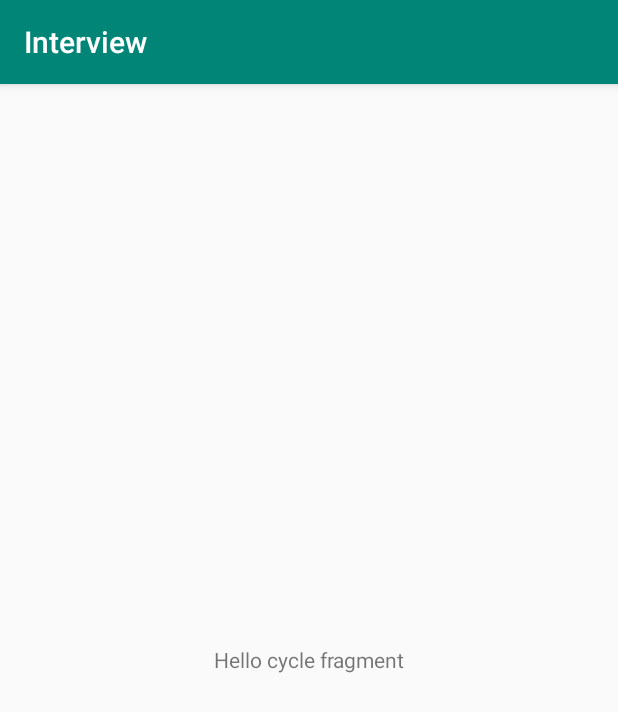
After one commit to JustSenoko/Interview, an Android app: the CycleActivity screen opened directly, with no data from a screen before it, on a phone screen of 412 x 824 dp. The commit adds this screen. Shown: the top 712 px of the screen. Run offline under Robolectric (Android 15) with nearby library versions, the phone set to English and light mode, and no system bars.

Commit message:
lesson4 task1

```diff
--- a/app/build.gradle
+++ b/app/build.gradle
@@ -23,6 +23,7 @@ dependencies {
     implementation fileTree(dir: 'libs', include: ['*.jar'])
     implementation 'androidx.appcompat:appcompat:1.1.0'
     implementation 'androidx.constraintlayout:constraintlayout:1.1.3'
+    implementation 'androidx.legacy:legacy-support-v4:1.0.0'
     testImplementation 'junit:junit:4.12'
     androidTestImplementation('com.android.support.test.espresso:espresso-core:2.2.2', {
         exclude group: 'com.android.support', module: 'support-annotations'
--- /dev/null
+++ b/app/src/main/java/com/blueroofstudio/interview/lesson4/task1/CycleActivity.java
@@ -0,0 +1,70 @@
+package com.blueroofstudio.interview.lesson4.task1;
+
+import android.os.Bundle;
+import android.widget.Toast;
+
+import androidx.appcompat.app.AppCompatActivity;
+
+import com.blueroofstudio.interview.R;
+
+public class CycleActivity extends AppCompatActivity {
+
+    @Override
+    protected void onCreate(Bundle savedInstanceState) {
+        super.onCreate(savedInstanceState);
+        setContentView(R.layout.activity_cycle);
+        showMessage("onCreate");
+    }
+
+    @Override
+    protected void onStart() {
+        super.onStart();
+        showMessage("onStart()");
+    }
+
+    @Override
+    protected void onRestoreInstanceState(Bundle saveInstanceState){
+        super.onRestoreInstanceState(saveInstanceState);
+        showMessage("onRestoreInstanceState()");
+    }
+
+    @Override
+    protected void onResume() {
+        super.onResume();
+        showMessage("onResume()");
+    }
+
+    @Override
+    protected void onPause() {
+        super.onPause();
+        showMessage("onPause()");
+    }
+
+    @Override
+    protected void onSaveInstanceState(Bundle saveInstanceState){
+        super.onSaveInstanceState(saveInstanceState);
+        showMessage("onSaveInstanceState()");
+    }
+
+    @Override
+    protected void onStop() {
+        super.onStop();
+        showMessage("onStop()");
+    }
+
+    @Override
+    protected void onRestart() {
+        super.onRestart();
+        showMessage("onRestart()");
+    }
+
+    @Override
+    protected void onDestroy() {
+        super.onDestroy();
+        showMessage("onDestroy()");
+    }
+
+    private void showMessage(String message) {
+        Toast.makeText(this, "Activity " + message, Toast.LENGTH_SHORT).show();
+    }
+}
--- /dev/null
+++ b/app/src/main/java/com/blueroofstudio/interview/lesson4/task1/CycleFragment.java
@@ -0,0 +1,89 @@
+package com.blueroofstudio.interview.lesson4.task1;
+
+import android.content.Context;
+import android.os.Bundle;
+
+import androidx.annotation.Nullable;
+import androidx.fragment.app.Fragment;
+
+import android.view.LayoutInflater;
+import android.view.View;
+import android.view.ViewGroup;
+import android.widget.Toast;
+
+import com.blueroofstudio.interview.R;
+
+public class CycleFragment extends Fragment {
+
+    @Override
+    public void onCreate(@Nullable Bundle savedInstanceState) {
+        super.onCreate(savedInstanceState);
+        showMessage("onCreate");
+    }
+
+    @Override
+    public View onCreateView(LayoutInflater inflater, ViewGroup container,
+                             Bundle savedInstanceState) {
+        showMessage("onCreateView");
+        // Inflate the layout for this fragment
+        return inflater.inflate(R.layout.fragment_cycle, container, false);
+    }
+
+    @Override
+    public void onAttach(Context context) {
+        super.onAttach(context);
+        showMessage("onAttach");
+    }
+
+    @Override
+    public void onDetach() {
+        super.onDetach();
+        showMessage("onDetach");
+    }
+
+    @Override
+    public void onActivityCreated(@Nullable Bundle savedInstanceState) {
+        super.onActivityCreated(savedInstanceState);
+        showMessage("onActivityCreated");
+    }
+
+    @Override
+    public void onStart() {
+        super.onStart();
+        showMessage("onStart");
+    }
+
+    @Override
+    public void onResume() {
+        super.onResume();
+        showMessage("onResume");
+    }
+
+    @Override
+    public void onPause() {
+        super.onPause();
+        showMessage("onPause");
+    }
+
+    @Override
+    public void onStop() {
+        super.onStop();
+        showMessage("onStop");
+    }
+
+    @Override
+    public void onDestroyView() {
+        super.onDestroyView();
+        showMessage("onDestroyView");
+    }
+
+    @Override
+    public void onDestroy() {
+        super.onDestroy();
+        showMessage("onDestroy");
+    }
+
+    private void showMessage(String message) {
+        Toast.makeText(getContext(), "Fragment " + message, Toast.LENGTH_SHORT).show();
+    }
+}
--- /dev/null
+++ b/app/src/main/res/layout/activity_cycle.xml
@@ -0,0 +1,13 @@
+<?xml version="1.0" encoding="utf-8"?>
+<FrameLayout xmlns:android="http://schemas.android.com/apk/res/android"
+    xmlns:tools="http://schemas.android.com/tools"
+    android:layout_width="match_parent"
+    android:layout_height="match_parent"
+    tools:context=".lesson4.task1.CycleActivity">
+
+    <fragment
+        android:id="@+id/fragment"
+        android:name="com.blueroofstudio.interview.lesson4.task1.CycleFragment"
+        android:layout_width="match_parent"
+        android:layout_height="match_parent" />
+</FrameLayout>
--- /dev/null
+++ b/app/src/main/res/layout/fragment_cycle.xml
@@ -0,0 +1,14 @@
+<?xml version="1.0" encoding="utf-8"?>
+<FrameLayout xmlns:android="http://schemas.android.com/apk/res/android"
+    xmlns:tools="http://schemas.android.com/tools"
+    android:layout_width="match_parent"
+    android:layout_height="match_parent"
+    tools:context=".lesson4.task1.CycleFragment">
+
+    <TextView
+        android:layout_width="match_parent"
+        android:layout_height="match_parent"
+        android:gravity="center"
+        android:text="@string/cycle_fragment" />
+
+</FrameLayout>
--- a/app/src/main/res/values/strings.xml
+++ b/app/src/main/res/values/strings.xml
@@ -3,4 +3,6 @@
     <string name="kmh">км/ч</string>
     <string name="ms">м/с</string>
     <string name="to_ms">в м/с</string>
+
+    <string name="cycle_fragment">Hello cycle fragment</string>
 </resources>
```
Also changed, not shown: app/src/main/AndroidManifest.xml (+8 -0 lines).
